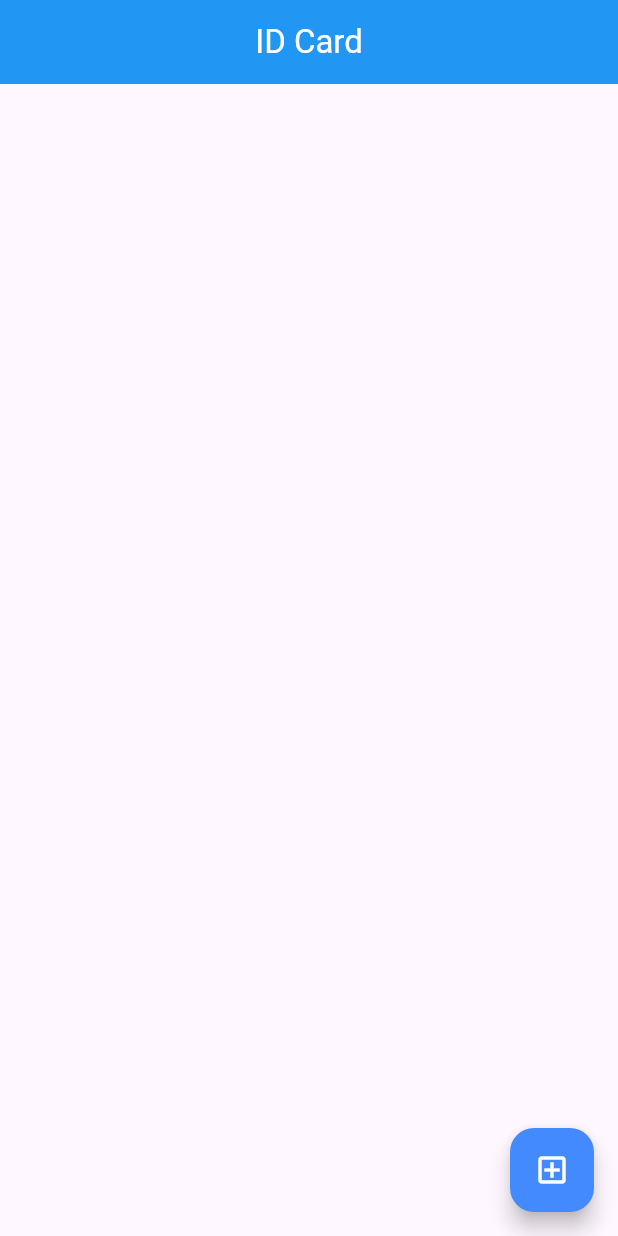
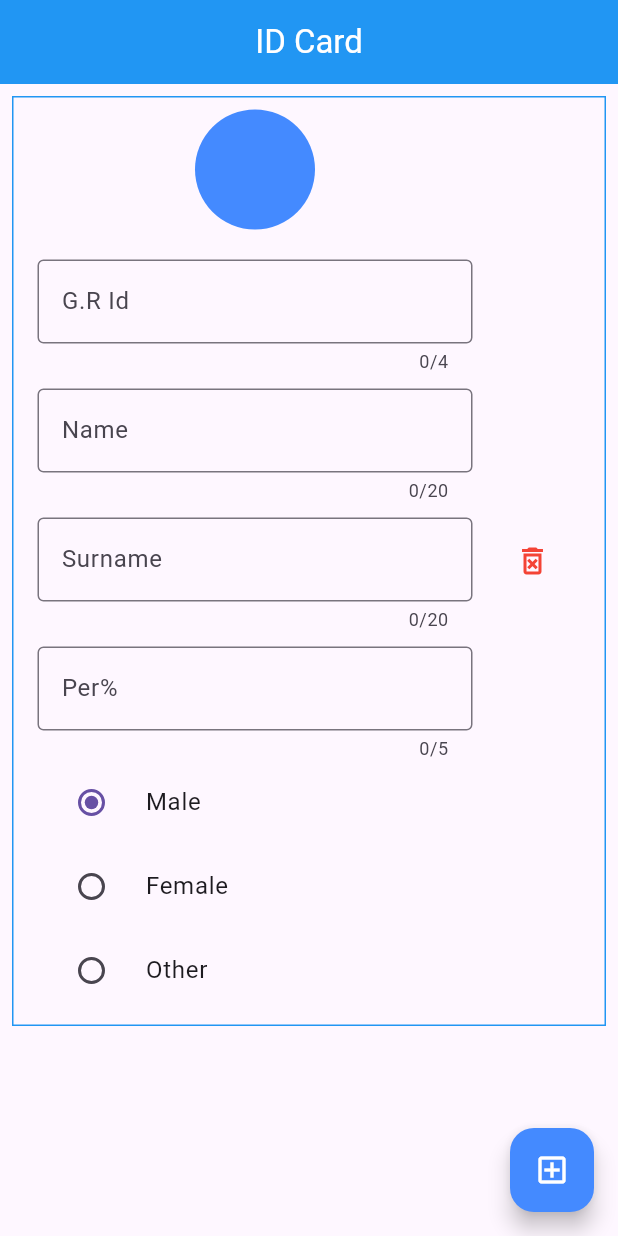
Before and after one commit to Prafulpatnecha/work_time, a Flutter app: the screen it shows after launch, after a tap on the "add box" icon, on a phone screen of 412 x 824 dp. Run offline on Flutter 3.47's test engine with Material 3 defaults, Android fonts, the phone set to English and light mode, and no system bars; our stand-ins replace image_picker.

Commit message:
18-06-24

```diff
--- a/lib/home/homescreen/homepage.dart
+++ b/lib/home/homescreen/homepage.dart
@@ -1,4 +1,7 @@
+import 'dart:io';
+
 import 'package:flutter/material.dart';
+import 'package:image_picker/image_picker.dart';
 
 class HomePage extends StatefulWidget {
   const HomePage({super.key});
@@ -18,20 +21,124 @@ class _HomePageState extends State<HomePage> {
         centerTitle: true,
         title: const Text('ID Card',style: TextStyle(color: Colors.white),),
       ),
-      body: Container(
+      body: SizedBox(
         height: height,
         width: width,
-        // child: ,
+        child: ListView.builder(itemCount: textController.length,itemBuilder: (context, index) {
+          return Padding(
+            padding: const EdgeInsets.all(8.0),
+            child: Container(
+              decoration: BoxDecoration(
+                border: Border.all(color: Colors.blue)
+              ),
+              child: ListTile(
+                trailing: IconButton(onPressed: () {
+                  setState(() {
+                    textController.removeAt(index);
+                  });
+                },icon: const Icon(Icons.delete_forever_outlined,color: Colors.red,),),
+                title: Column(
+                  children: [
+                    GestureDetector(
+                      onTap: () async {
+                        XFile? xFile=await imagePicker.pickImage(source: ImageSource.gallery);
+                        setState(() {
+                          textController[index].imageFile=File(xFile!.path);
+                        });
+                      },
+                      child: CircleAvatar(
+                        radius: 40,
+                        backgroundColor: Colors.blueAccent,
+                        backgroundImage: (textController[index].imageFile!=null)?FileImage(textController[index].imageFile!):null,
+                      ),
+                    ),
+                    const SizedBox(height: 20,),
+                    textFormFieldWorking(textFind: 'G.R Id', controllerFind: textController[index].idnumber!, maxLengthFind: 4,keyboardTypeFind: TextInputType.number, validatorFind: (value) {
+
+                    }),
+                    const SizedBox(height: 10,),
+                    textFormFieldWorking(textFind: 'Name',controllerFind: textController[index].name!,keyboardTypeFind: TextInputType.text,maxLengthFind: 20, validatorFind: (value) {
+
+                    }),
+                    const SizedBox(height: 10,),
+                    textFormFieldWorking(textFind: 'Surname',controllerFind: textController[index].surname!, maxLengthFind: 20,keyboardTypeFind: TextInputType.text, validatorFind: (value) {
+
+                    }),
+                    const SizedBox(height: 10,),
+                    textFormFieldWorking(textFind: 'Per%',controllerFind: textController[index].per!, maxLengthFind: 5, keyboardTypeFind: TextInputType.number, validatorFind: (value) {
+                      if(value!.isEmpty)
+                        {
+                          return 'data';
+                        }
+                    }),
+                    RadioListTile(value: 'Male', groupValue: textController[index].gender, onChanged: (value) {
+                      setState(() {
+                        textController[index].gender=value!;
+                      });
+                    },title: const Text('Male'),),
+                    RadioListTile(value: 'Female', groupValue: textController[index].gender, onChanged: (value) {
+                      setState(() {
+                        textController[index].gender=value!;
+                      });
+                    },title: const Text('Female'),),
+                    RadioListTile(value: 'Other', groupValue: textController[index].gender, onChanged: (value) {
+                      setState(() {
+                        textController[index].gender=value!;
+                      });
+                    },title: const Text('Other'),),
+                  ],
+                ),
+              ),
+            ),
+          );
+        },),
       ),
       floatingActionButton: FloatingActionButton(
         backgroundColor: Colors.blueAccent,
         onPressed: () {
           setState(() {
-
+            File? imageFile;
+            TextEditingController idnumber=TextEditingController();
+            TextEditingController name=TextEditingController();
+            TextEditingController surname=TextEditingController();
+            TextEditingController per=TextEditingController();
+            String gender='Male';
+            textController.add(FindController(idnumber: idnumber,name: name,per: per,surname: surname,gender: gender,imageFile: imageFile));
           });
         },
         child: const Icon(Icons.add_box_outlined,color: Colors.white,),
       ),
     );
   }
+
+  TextFormField textFormFieldWorking({required String textFind,required TextEditingController controllerFind,required int maxLengthFind,required TextInputType keyboardTypeFind,required FormFieldValidator validatorFind}) {
+    return TextFormField(
+      controller: controllerFind,
+                validator: validatorFind,
+                maxLength: maxLengthFind,
+                keyboardType: keyboardTypeFind,
+                decoration: InputDecoration(
+                  label: Text(textFind),
+                  border: const OutlineInputBorder(borderSide: BorderSide(color: Colors.black)),
+                ),
+              );
+  }
 }
+File? imageFile;
+ImagePicker imagePicker=ImagePicker();
+TextEditingController idnumber=TextEditingController();
+TextEditingController name=TextEditingController();
+TextEditingController surname=TextEditingController();
+TextEditingController per=TextEditingController();
+GlobalKey<FormState> formKey=GlobalKey();
+String gender='Male';
+List<FindController> textController=[];
+class FindController{
+  File? imageFile;
+  TextEditingController? idnumber;
+  TextEditingController? name;
+  TextEditingController? surname;
+  TextEditingController? per;
+  String? gender;
+  FindController({this.idnumber,this.name,this.per,this.surname,this.gender,this.imageFile});
+}
--- a/pubspec.yaml
+++ b/pubspec.yaml
@@ -35,6 +35,11 @@ dependencies:
   # The following adds the Cupertino Icons font to your application.
   # Use with the CupertinoIcons class for iOS style icons.
   cupertino_icons: ^1.0.6
+  image_gallery_saver: ^2.0.3
+  share_extend: ^2.0.0
+  image_picker: ^1.1.2
+  printing: ^5.12.0
+  pdf: ^3.10.8
 
 dev_dependencies:
   flutter_test:
```
Also changed, not shown: pubspec.lock, 7 other files.
